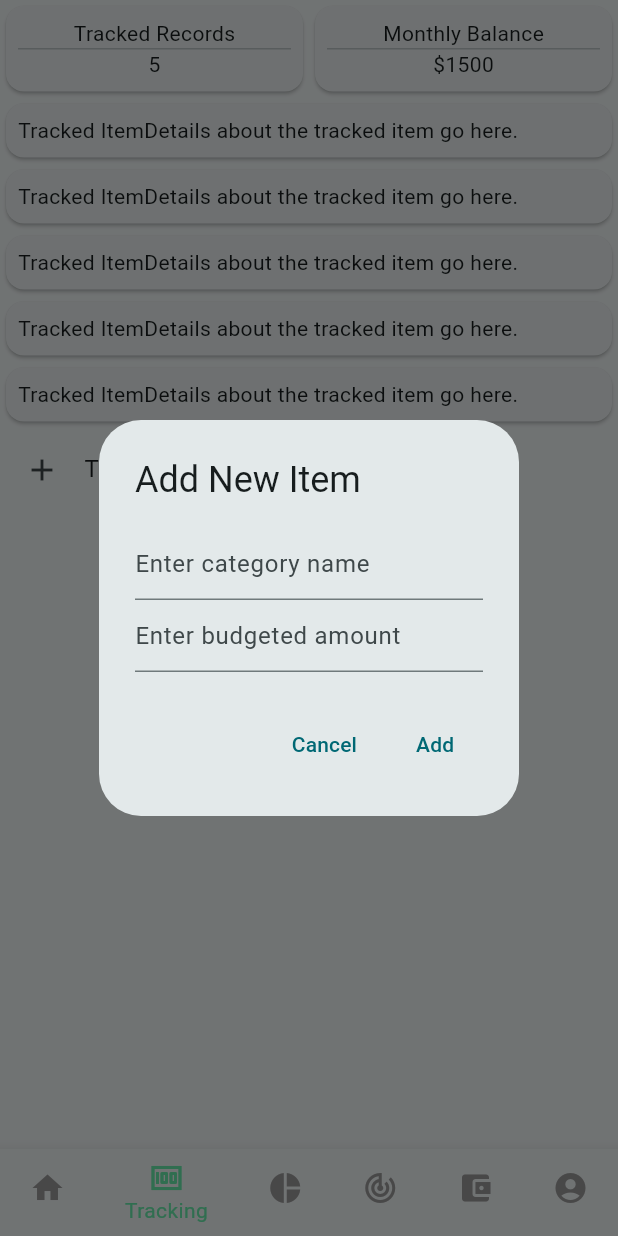
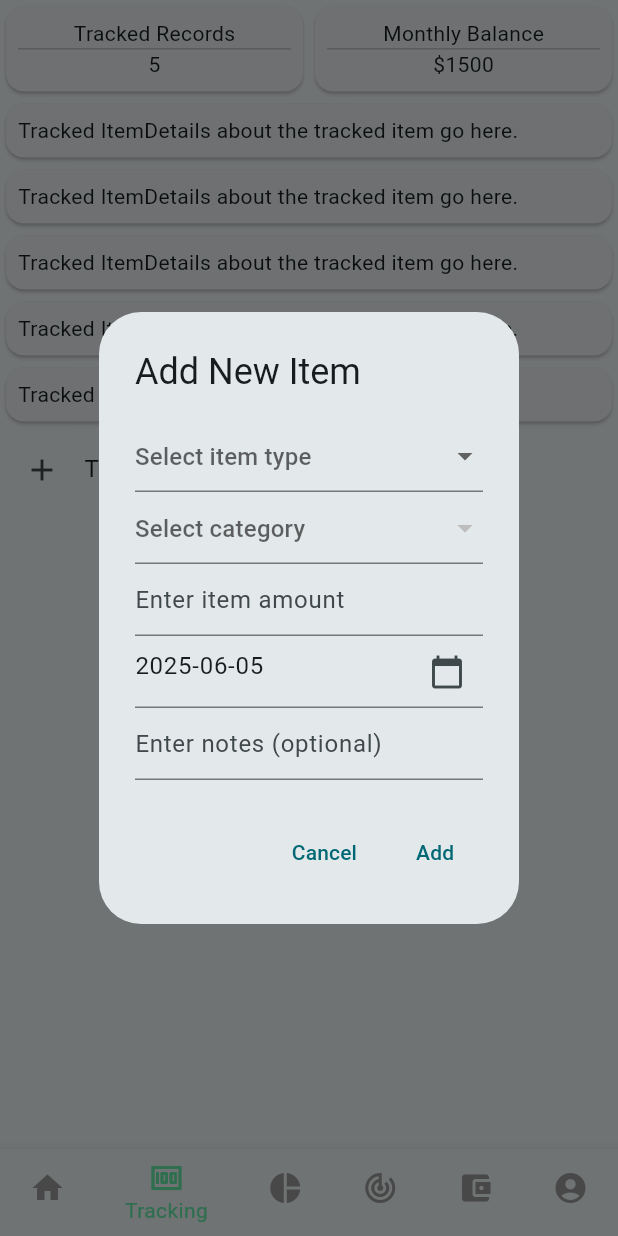
Before and after one commit to niklegault/ultimate_finance, a Flutter app: the screen it shows after launch, item 2 of the bottom bar chosen, after a tap on "Track New Item", on a phone screen of 412 x 824 dp. Run offline on Flutter 3.47's test engine with Material 3 defaults, Android fonts, the phone set to English and light mode, and no system bars.

Commit message:
basic adding transaction functionality

```diff
--- a/lib/screens/tracking_screen.dart
+++ b/lib/screens/tracking_screen.dart
@@ -4,7 +4,13 @@ import 'package:ultimate_finance/models/types.dart';
 import 'package:ultimate_finance/theme/app_theme.dart';
 import 'package:ultimate_finance/widgets/information_box.dart';
 
-List<BudgetCategory> _allBudgetCategories = [];
+List<BudgetCategory> _allBudgetCategories = [
+  BudgetCategory(name: 'Salary', type: Types.income),
+  BudgetCategory(name: 'Groceries', type: Types.expense),
+  BudgetCategory(name: 'Savings Account', type: Types.saving),
+  BudgetCategory(name: 'Stocks', type: Types.investment),
+  BudgetCategory(name: 'Dining Out', type: Types.expense),
+];
 
 class TrackingScreen extends StatefulWidget {
   const TrackingScreen({super.key});
@@ -18,6 +24,13 @@ class _TrackingScreenState extends State<TrackingScreen> {
   late List<BudgetCategory> _expenseCategories;
   late List<BudgetCategory> _savingCategories;
   late List<BudgetCategory> _investmentCategories;
+
+  final _formKey = GlobalKey<FormState>();
+  Types? _itemType;
+  BudgetCategory? _itemCategory;
+  double _amount = 0.00;
+  DateTime _date = DateTime.now();
+  String _notes = '';
 
   @override
   void initState() {
@@ -60,43 +73,133 @@ class _TrackingScreenState extends State<TrackingScreen> {
   }
 
   Future<void> _showAddItemDialog() {
+    _itemType = null;
+    _itemCategory = null;
+    _amount = 0.00;
+    _date = DateTime.now();
+    _notes = '';
     return showDialog<void>(
       context: context,
       barrierDismissible: false,
       builder: (BuildContext context) {
+        return StatefulBuilder(
+          builder: (BuildContext context, StateSetter setState) {
             return AlertDialog(
               title: Text('Add New Item'),
               content: SingleChildScrollView(
                 child: Form(
-              //key: _formKey,
+                  key: _formKey,
                   child: ListBody(
                     children: <Widget>[
-                  TextFormField(
+                      DropdownButtonFormField<Types>(
                         decoration: const InputDecoration(
-                      hintText: 'Enter category name',
+                          hintText: 'Select item type',
                         ),
+                        value: _itemType,
+                        items:
+                            Types.values.map((type) {
+                              return DropdownMenuItem<Types>(
+                                value: type,
+                                child: Text(type.toString().split('.').last),
+                              );
+                            }).toList(),
+                        onChanged: (Types? newValue) {
+                          setState(() {
+                            _itemType = newValue;
+                            _itemCategory =
+                                null; // Reset category when type changes
+                          });
+                        },
                         validator: (value) {
-                      if (value == null || value.isEmpty) {
-                        return 'Please enter a category name';
+                          if (value == null) {
+                            return 'Please select an item type';
                           }
                           return null;
                         },
                         onSaved: (value) {
-                      //_newCategoryName = value;
+                          _itemType = value;
+                        },
+                      ),
+                      DropdownButtonFormField<BudgetCategory>(
+                        decoration: const InputDecoration(
+                          hintText: 'Select category',
+                        ),
+                        value: _itemCategory,
+                        items:
+                            (_itemType == null
+                                    ? <BudgetCategory>[]
+                                    : _allBudgetCategories
+                                        .where((cat) => cat.type == _itemType)
+                                        .toList())
+                                .map((category) {
+                                  return DropdownMenuItem<BudgetCategory>(
+                                    value: category,
+                                    child: Text(category.name),
+                                  );
+                                })
+                                .toList(),
+                        onChanged: (BudgetCategory? newValue) {
+                          setState(() {
+                            _itemCategory = newValue;
+                          });
+                        },
+                        validator: (value) {
+                          if (value == null) {
+                            return 'Please select a category';
+                          }
+                          return null;
+                        },
+                        onSaved: (value) {
+                          _itemCategory = value;
                         },
                       ),
                       TextFormField(
                         decoration: const InputDecoration(
-                      hintText: 'Enter budgeted amount',
+                          hintText: 'Enter item amount',
                         ),
                         validator: (value) {
                           if (value == null || value.isEmpty) {
-                        return 'Please enter a budgeted amount';
+                            return 'Please enter item amount';
                           }
                           return null;
                         },
                         onSaved: (value) {
-                      //_budgetedAmount = double.tryParse(value!);
+                          _amount = double.tryParse(value!) ?? 0.00;
+                        },
+                      ),
+                      GestureDetector(
+                        onTap: () async {
+                          final pickedDate = await showDatePicker(
+                            context: context,
+                            initialDate: _date,
+                            firstDate: DateTime(2000),
+                            lastDate: DateTime(2100),
+                          );
+                          if (pickedDate != null) {
+                            setState(() {
+                              _date = pickedDate;
+                            });
+                          }
+                        },
+                        child: AbsorbPointer(
+                          child: TextFormField(
+                            decoration: InputDecoration(
+                              hintText: 'Select date',
+                              suffixIcon: Icon(Icons.calendar_today),
+                            ),
+                            controller: TextEditingController(
+                              text:
+                                  "${_date.year}-${_date.month.toString().padLeft(2, '0')}-${_date.day.toString().padLeft(2, '0')}",
+                            ),
+                          ),
+                        ),
+                      ),
+                      TextFormField(
+                        decoration: const InputDecoration(
+                          hintText: 'Enter notes (optional)',
+                        ),
+                        onSaved: (value) {
+                          _notes = value ?? '';
                         },
                       ),
                     ],
@@ -113,19 +216,21 @@ class _TrackingScreenState extends State<TrackingScreen> {
                 TextButton(
                   child: const Text('Add'),
                   onPressed: () {
-                // if (_formKey.currentState!.validate()) {
-                //   _formKey.currentState!.save();
-                //   if (_newCategoryName != null) {
-                //     var addedCategory = _addCategory(type, _newCategoryName!);
-                //     addedCategory.addPeriod(
-                //       _currentPeriod ?? DateTime.now(),
-                //       _budgetedAmount ?? 0.0,
-                //     );
-                //   }
+                    if (_formKey.currentState!.validate()) {
+                      _formKey.currentState!.save();
+                      // if (_newCategoryName != null) {
+                      //   var addedCategory = _addCategory(type, _newCategoryName!);
+                      //   addedCategory.addPeriod(
+                      //     _currentPeriod ?? DateTime.now(),
+                      //     _budgetedAmount ?? 0.0,
+                      //   );
+                    }
                     Navigator.of(context).pop();
                   },
                 ),
               ],
+            );
+          },
         );
       },
     );
```
Lines whose indentation alone changed are shown as unchanged.
